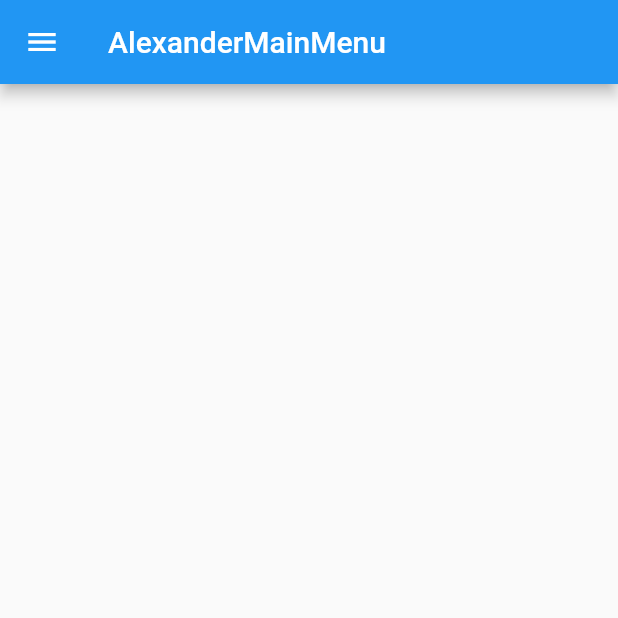
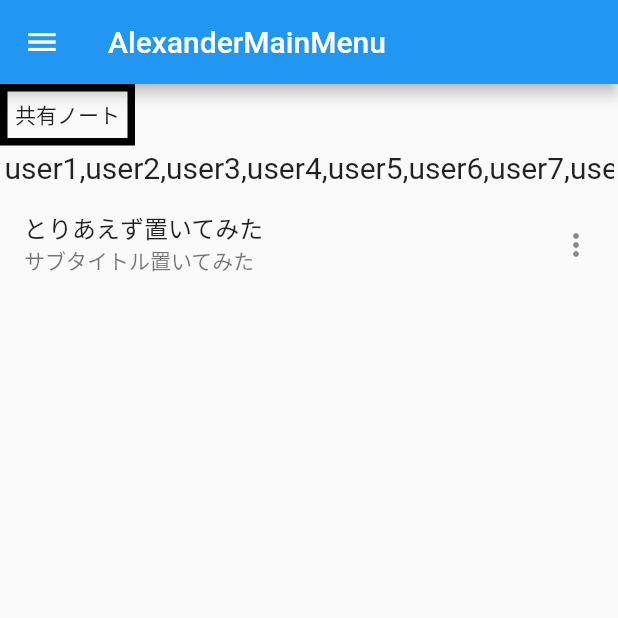
Before and after one commit to K-shir0/Alexander, a Flutter app: the screen it shows after launch, on a phone screen of 412 x 824 dp, the top half of it. Run offline on Flutter 3.47's test engine with Material 2 defaults, Android fonts, the phone set to English and light mode, and no system bars.

Commit message:
HomePageの作成(仮)

```diff
--- a/lib/app.dart
+++ b/lib/app.dart
@@ -1,6 +1,5 @@
 import 'package:alexander/pages/home_menu.dart';
 import 'package:flutter/material.dart';
-
 import 'pages/counter_page.dart';
 
 class App extends StatelessWidget {
@@ -24,7 +23,7 @@ class App extends StatelessWidget {
       initialRoute: '/home',
       routes: {
         '/': (BuildContext context) =>
-            CounterPage(title: 'Flutter Demo Home Page'),
+            const CounterPage(title: 'Flutter Demo Home Page'),
         '/home': (BuildContext context) => const HomePage(),
       },
     );
--- a/lib/pages/counter_page.dart
+++ b/lib/pages/counter_page.dart
@@ -1,7 +1,7 @@
 import 'package:flutter/material.dart';
 
 class CounterPage extends StatefulWidget {
-  CounterPage({Key? key, required this.title}) : super(key: key);
+  const CounterPage({Key? key, required this.title}) : super(key: key);
 
   // This widget is the home page of your application. It is stateful, meaning
   // that it has a State object (defined below) that contains fields that affect
@@ -66,7 +66,7 @@ class _CounterPageState extends State<CounterPage> {
           // horizontal).
           mainAxisAlignment: MainAxisAlignment.center,
           children: <Widget>[
-            Text(
+            const Text(
               'You have pushed the button this many times:',
             ),
             Text(
@@ -79,7 +79,7 @@ class _CounterPageState extends State<CounterPage> {
       floatingActionButton: FloatingActionButton(
         onPressed: _incrementCounter,
         tooltip: 'Increment',
-        child: Icon(Icons.add),
+        child: const Icon(Icons.add),
       ), // This trailing comma makes auto-formatting nicer for build methods.
     );
   }
--- a/lib/pages/home_menu.dart
+++ b/lib/pages/home_menu.dart
@@ -56,6 +56,39 @@ class _HomePageState extends State<HomePage> {
     'ノート',
     'ノート',
   ];
+  //共有ノートか普通のノートかの判定
+  bool noteCheck = true; //false = ノート true = 共有ノート
+  //共有ユーザー
+  List<String> shereuser = [
+    'user1',
+    'user2',
+    'user3',
+    'user4',
+    'user5',
+    'user6',
+    'user7',
+    'user8',
+    'user9',
+    'user10',
+    'user11',
+    'user12',
+    'user13',
+    'user14',
+    'user15',
+    'user16',
+    'user17',
+    'user18',
+    'user19',
+    'user20',
+    'user21',
+    'user22',
+    'user23',
+    'user24',
+    'user25',
+    'user26',
+    'user27',
+    'user28'
+  ];
   @override
   Widget build(BuildContext context) {
     return Scaffold(
@@ -92,9 +125,11 @@ class _HomePageState extends State<HomePage> {
                         itemCount: noteName.length,
                         itemBuilder: (BuildContext context, int index) {
                           return Container(
+                            padding: const EdgeInsets.all(3),
                             child: Text(
                               noteName[index],
                               textAlign: TextAlign.center,
+                              style: const TextStyle(fontSize: 10),
                             ),
                           );
                         },
@@ -115,8 +150,49 @@ class _HomePageState extends State<HomePage> {
           ],
         ),
       ),
+      //ホームメニューの画面レイアウト
       body: SingleChildScrollView(
-        child: Column(),
+        child: Column(
+          children: [
+            //共有ボタン、共有車を表示
+            Row(
+              children: [
+                Container(
+                  padding: const EdgeInsets.all(5),
+                  decoration: BoxDecoration(border: Border.all(width: 5)),
+                  child: Text(noteCheck == false ? 'ノート' : '共有ノート'),
+                ),
+              ],
+            ),
+            if (noteCheck == true)
+              Container(
+                padding: const EdgeInsets.symmetric(
+                  horizontal: 3,
+                  vertical: 3,
+                ),
+                height: 30,
+                child: ListView.builder(
+                  scrollDirection: Axis.horizontal,
+                  itemCount: shereuser.length,
+                  itemBuilder: (context, index) {
+                    return Center(
+                      child: Text(
+                        '${shereuser[index]},',
+                        style: const TextStyle(fontSize: 20),
+                      ),
+                    );
+                  },
+                ),
+              ),
+
+            ListTile(
+              title: const Text('とりあえず置いてみた'),
+              subtitle: const Text('サブタイトル置いてみた'),
+              trailing: const Icon(Icons.more_vert),
+              onTap: () {},
+            )
+          ],
+        ),
       ),
     );
   }
```
Also changed, not shown: lib/main.dart (line endings or trailing spaces), 1 other file.
